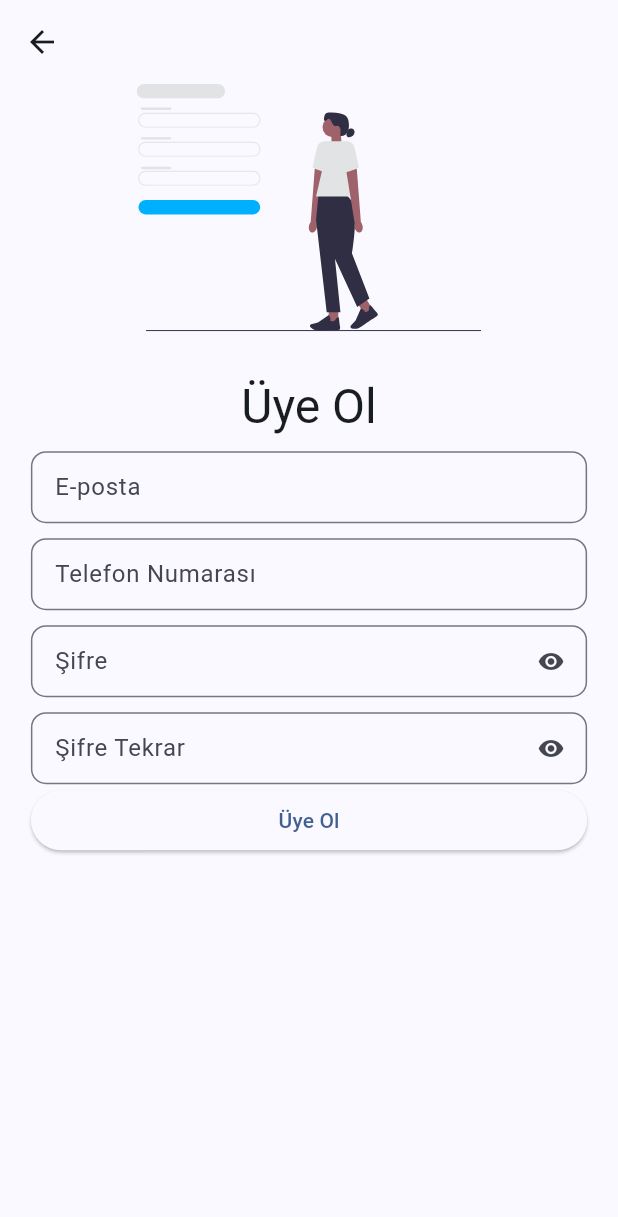
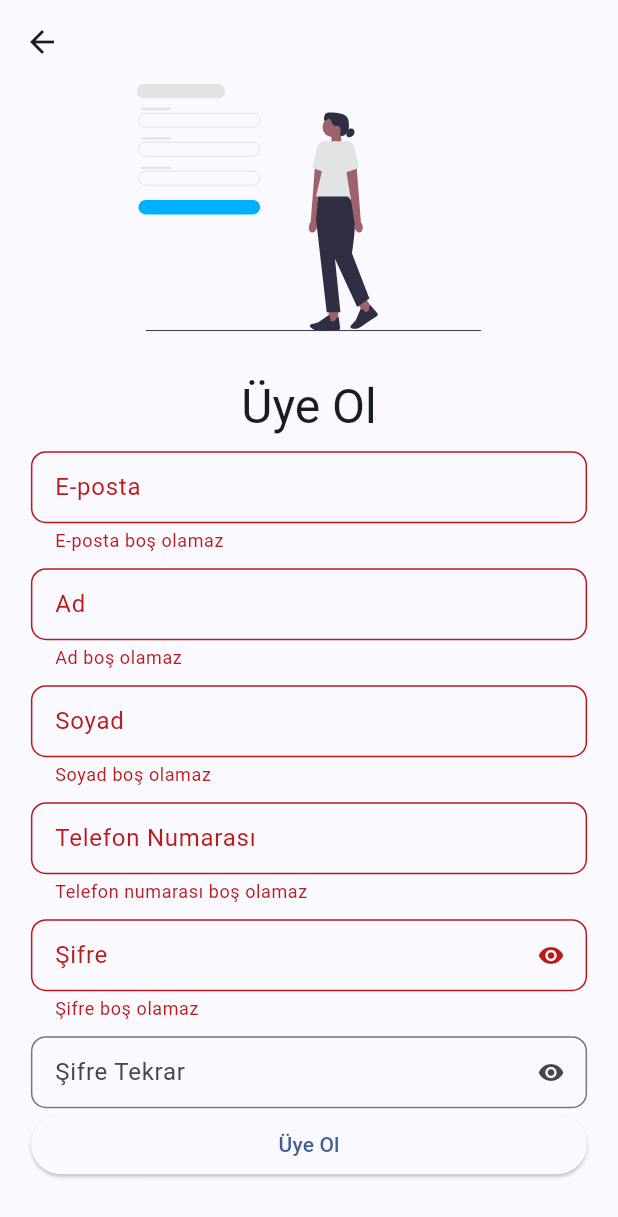
Before and after one commit to korkmazMert/meajor, a Flutter app: the SignupView screen opened by its route, after a tap on "Üye Ol", on a phone screen of 412 x 824 dp. Shown: the top 1217 px of the screen. Run offline on Flutter 3.47's test engine with Material 3 defaults, Android fonts, the phone set to English and light mode, and no system bars; our stand-ins replace auto_route, bloc, connectivity_plus, cookie_jar, dio, dio_cookie_manager and 12 more; missing offline and left inert: curl_logger_dio_interceptor, grpc, protobuf; accounts and stored records are empty; network calls fail; statements that could not run were skipped.

Commit message:
fixes and add: image_network_service_impl.dart

```diff
--- a/lib/app/app.dart
+++ b/lib/app/app.dart
@@ -83,6 +83,7 @@ class _AppState extends State<App> {
         listenable: _themeManager,
         builder: (context, child) => Consumer<ConnectivityProvider>(
           builder: (context, connectivity, child) => MaterialApp.router(
+            debugShowCheckedModeBanner: false,
             scaffoldMessengerKey: Globals.scaffoldMessengerKey,
             scrollBehavior:
                 const MaterialScrollBehavior().copyWith(overscroll: false),
--- a/lib/app/view/cubit/image_cubit/image_cubit.dart
+++ b/lib/app/view/cubit/image_cubit/image_cubit.dart
@@ -68,12 +68,14 @@ class ImageCubit extends Cubit<ImageState> {
     } catch (e) {
       log('error in updateCargoCost: $e');
     }
+    return null;
   }
 
   Future<void> saveImageToDb(
       {required File image,
       required double height,
       required double width,
+      required double weight,
       required String fromWhere,
       required String toWhere}) async {
     print('fromWhere: $fromWhere');
@@ -87,6 +89,7 @@ class ImageCubit extends Cubit<ImageState> {
         imageId: saveImageResponse.image!.id!,
         height: height,
         width: width,
+        weight: weight,
         fromWhere: fromWhere,
         toWhere: toWhere,
       );
--- a/lib/app/view/image_detail_view/image_detail_view.dart
+++ b/lib/app/view/image_detail_view/image_detail_view.dart
@@ -64,7 +64,7 @@ class _ImageDetailViewState extends State<ImageDetailView> {
               ),
             ),
             if (userImage?.totalCost != null)
-              Text('Kargo Tutarı: \$ ${userImage?.totalCost!.toPrice}'),
+              Text('Kargo Tutarı: ${userImage?.totalCost!.toPrice} TL'),
             if ((userImage?.toWhere != null) && (userImage?.fromWhere != null))
               Container(
                 color: Colors.grey[200],
--- a/lib/app/view/signin_view.dart/signin_view.dart
+++ b/lib/app/view/signin_view.dart/signin_view.dart
@@ -95,7 +95,7 @@ class SigninView extends StatelessWidget {
                         width: context.width * 0.9,
                         child: ElevatedButton(
                           onPressed: () {
-                            context.router.push(const SignupRoute());
+                            context.router.push(SignupRoute());
                           },
                           child: const Text('Üye Ol'),
                         ),
--- a/lib/app/view/signup_view/signup_view.dart
+++ b/lib/app/view/signup_view/signup_view.dart
@@ -1,34 +1,76 @@
+import 'package:alisatiyor/app/routes/app_routes.dart';
+import 'package:alisatiyor/app/view/cubit/general_cubit/general_cubit_cubit.dart';
 import 'package:alisatiyor/core/extensions/build_context_ext.dart';
+import 'package:alisatiyor/core/extensions/on_string.dart';
 import 'package:alisatiyor/core/widgets/form_field/custom_text_form_field.dart';
 import 'package:auto_route/annotations.dart';
+import 'package:auto_route/auto_route.dart';
 import 'package:flutter/material.dart';
+import 'package:flutter_bloc/flutter_bloc.dart';
+import 'package:flutter_keyboard_visibility/flutter_keyboard_visibility.dart';
 import 'package:flutter_svg/svg.dart';
 
 @RoutePage()
-class SignupView extends StatelessWidget {
+class SignupView extends StatefulWidget {
   const SignupView({super.key});
+
+  @override
+  State<SignupView> createState() => _SignupViewState();
+}
+
+class _SignupViewState extends State<SignupView>
+    with SingleTickerProviderStateMixin {
+  final _signupFormKey = GlobalKey<FormState>();
+  final _emailController = TextEditingController();
+  final _firstNameController = TextEditingController();
+  final _lastNameController = TextEditingController();
+  final _phoneController = TextEditingController();
+  final _passwordController = TextEditingController();
+  final _password2Controller = TextEditingController();
 
   @override
   Widget build(BuildContext context) {
     return Scaffold(
       appBar: AppBar(),
-      body: Center(
+      body: BlocListener<GeneralCubit, GeneralState>(
+        listener: (context, state) {
+          if (state.state == GeneralStates.signedin) {
+            context.router.replace(HomeRoute());
+          }
+        },
+        child: SingleChildScrollView(
+          child:
+              KeyboardVisibilityBuilder(builder: (context, isKeyboardVisible) {
+            return Center(
               child: Column(
                 children: [
-            SvgPicture.asset('assets/svg/ic_signup.svg',
-                height: context.height * 0.2),
-            const SizedBox(height: 30),
+                  AnimatedContainer(
+                    duration: const Duration(milliseconds: 300),
+                    height: isKeyboardVisible
+                        ? context.height * 0.15
+                        : context.height * 0.2,
+                    child: LayoutBuilder(
+                      builder: (context, constraints) => SvgPicture.asset(
+                          'assets/svg/ic_signup.svg',
+                          height: constraints.maxHeight),
+                    ),
+                  ),
+                  if (!isKeyboardVisible) const SizedBox(height: 30),
+                  if (!isKeyboardVisible)
                     Column(
                       children: [
                         Text(
                           'Üye Ol',
                           style: Theme.of(context).textTheme.headlineLarge,
                         ),
+                      ],
+                    ),
                   const SizedBox(height: 10),
                   signupForm(context),
                 ],
-            )
-          ],
+              ),
+            );
+          }),
         ),
       ),
     );
@@ -36,28 +78,86 @@ class SignupView extends StatelessWidget {
 
   Form signupForm(BuildContext context) {
     return Form(
+        key: _signupFormKey,
         child: Column(
           children: [
             SizedBox(
               width: context.width * 0.9,
-          child: const CustomTextFormField(
+              child: CustomTextFormField(
                 labelText: 'E-posta',
+                validator: (p0) {
+                  if (p0 == null || p0.isEmpty) {
+                    return 'E-posta boş olamaz';
+                  } else if (!p0.isEmail) {
+                    return 'Geçerli bir e-posta giriniz';
+                  }
+                  return null;
+                },
+                controller: _emailController,
                 keyboardType: TextInputType.emailAddress,
               ),
             ),
             const SizedBox(height: 10),
             SizedBox(
               width: context.width * 0.9,
-          child: const CustomTextFormField(
-            labelText: 'Telefon Numarası',
-            keyboardType: TextInputType.phone,
+              child: CustomTextFormField(
+                labelText: 'Ad',
+                validator: (p0) {
+                  if (p0 == null || p0.isEmpty) {
+                    return 'Ad boş olamaz';
+                  } else if (!p0.isName) {
+                    return 'Geçerli bir ad giriniz';
+                  }
+                  return null;
+                },
+                controller: _firstNameController,
               ),
             ),
             const SizedBox(height: 10),
             SizedBox(
               width: context.width * 0.9,
-          child: const CustomTextFormField(
+              child: CustomTextFormField(
+                labelText: 'Soyad',
+                validator: (p0) {
+                  if (p0 == null || p0.isEmpty) {
+                    return 'Soyad boş olamaz';
+                  } else if (!p0.isName) {
+                    return 'Geçerli bir soyad giriniz';
+                  }
+                  return null;
+                },
+                controller: _lastNameController,
+              ),
+            ),
+            const SizedBox(height: 10),
+            SizedBox(
+              width: context.width * 0.9,
+              child: CustomTextFormField(
+                labelText: 'Telefon Numarası',
+                validator: (p0) {
+                  if (p0 == null || p0.isEmpty) {
+                    return 'Telefon numarası boş olamaz';
+                  } else if (!p0.isPhoneNumber) {
+                    return 'Geçerli bir telefon numarası giriniz';
+                  }
+                  return null;
+                },
+                keyboardType: TextInputType.phone,
+                controller: _phoneController,
+              ),
+            ),
+            const SizedBox(height: 10),
+            SizedBox(
+              width: context.width * 0.9,
+              child: CustomTextFormField(
                 labelText: 'Şifre',
+                controller: _passwordController,
+                validator: (p0) {
+                  if (p0 == null || p0.isEmpty) {
+                    return 'Şifre boş olamaz';
+                  }
+                  return null;
+                },
                 keyboardType: TextInputType.visiblePassword,
                 obscureText: true,
               ),
@@ -65,8 +165,15 @@ class SignupView extends StatelessWidget {
             const SizedBox(height: 10),
             SizedBox(
               width: context.width * 0.9,
-          child: const CustomTextFormField(
+              child: CustomTextFormField(
                 labelText: 'Şifre Tekrar',
+                controller: _password2Controller,
+                validator: (p0) {
+                  if (p0 != _passwordController.text) {
+                    return 'Şifreler uyuşmuyor';
+                  }
+                  return null;
+                },
                 keyboardType: TextInputType.visiblePassword,
                 obscureText: true,
               ),
@@ -74,7 +181,16 @@ class SignupView extends StatelessWidget {
             SizedBox(
               width: context.width * 0.9,
               child: ElevatedButton(
-            onPressed: () {},
+                onPressed: () {
+                  if (_signupFormKey.currentState?.validate() ?? false) {
+                    context.read<GeneralCubit>().signup(
+                        email: _emailController.text,
+                        firstName: _firstNameController.text,
+                        lastName: _lastNameController.text,
+                        password: _passwordController.text,
+                        password2: _password2Controller.text);
+                  }
+                },
                 child: const Text('Üye Ol'),
               ),
             ),
--- a/lib/app/widgets/custom_navbar.dart
+++ b/lib/app/widgets/custom_navbar.dart
@@ -22,11 +22,11 @@ class CustomNavbar extends StatelessWidget {
           destinations: const [
             NavigationDestination(
               icon: Icon(Icons.home),
-              label: 'Home',
+              label: 'Ana Sayfa',
             ),
             NavigationDestination(
               icon: Icon(Icons.person),
-              label: 'Profile',
+              label: 'Profil',
             ),
           ],
         );
--- a/lib/core/widgets/form_field/custom_text_form_field.dart
+++ b/lib/core/widgets/form_field/custom_text_form_field.dart
@@ -38,6 +38,7 @@ class _CustomTextFormFieldState extends State<CustomTextFormField> {
           return TextFormField(
             validator: widget.validator,
             controller: widget.controller,
+            autovalidateMode: AutovalidateMode.onUserInteraction,
             keyboardType: widget.keyboardType,
             obscureText: obscureText.value,
             decoration: InputDecoration(
--- a/lib/main.dart
+++ b/lib/main.dart
@@ -34,7 +34,9 @@ Future<void> main() async {
         ],
         child: BlocListener<GeneralCubit, GeneralState>(
           listener: (context, state) {
-            context.read<MessagesCubit>().getChatRooms();
+            if (state.state != GeneralStates.signedout) {
+              context.read<MessagesCubit>().getChatRooms();
+            }
           },
           child: const App(),
         ),
--- a/lib/services/image/image_service.dart
+++ b/lib/services/image/image_service.dart
@@ -41,7 +41,6 @@ class ImageService {
       await FlutterImageCompress.compressAndGetFile(
         sourceFile.absolute.path,
         targetFile.absolute.path,
-        quality: 88,
       );
 
       // Add the file to the images list.
--- a/lib/services/network/auth/auth_service.dart
+++ b/lib/services/network/auth/auth_service.dart
@@ -53,8 +53,8 @@ class AuthService {
     try {
       final requestBody = FormData.fromMap({
         'email': email,
-        'firstName': firstName,
-        'lastName': lastName,
+        'first_name': firstName,
+        'last_name': lastName,
         'password': password,
         'password2': password2,
       });
--- a/lib/services/network/network_manager.dart
+++ b/lib/services/network/network_manager.dart
@@ -57,10 +57,6 @@ class NetworkManager {
     }
   }
 
-  static const List<String> jwtAuthenticatedPaths = [
-    'api/user/login/',
-  ];
-
   void _initHeaders() {
     dio.interceptors.add(CurlLoggerDioInterceptor());
     dio.options.headers['Referer'] = baseUrl;
--- a/pubspec.yaml
+++ b/pubspec.yaml
@@ -44,12 +44,14 @@ dependencies:
   image_picker: ^1.0.7
   flutter_svg: ^2.0.10+1
   lottie: ^3.1.2
+  flutter_keyboard_visibility: ^6.0.0
 
 
   #local storage
   hive: ^2.2.3
   flutter_secure_storage: ^9.0.0
   path_provider: ^2.1.3
+
 
   flutter_image_compress: ^2.2.0
   freezed: ^2.5.2
```
Also changed, not shown: lib/app/view/cubit/general_cubit/general_cubit_cubit.dart (+41 -0 lines), lib/app/view/save_image_view/save_image_view.dart (+11 -2 lines), lib/app/view/view_account/account_view.dart (+31 -31 lines), lib/services/network/image/image_network_service.dart (+8 -1 lines), lib/services/network/image/image_network_service_impl.dart (added, +24 -0 lines), lib/app/routes/app_routes.gr.dart. Lines whose indentation alone changed are shown as unchanged.
